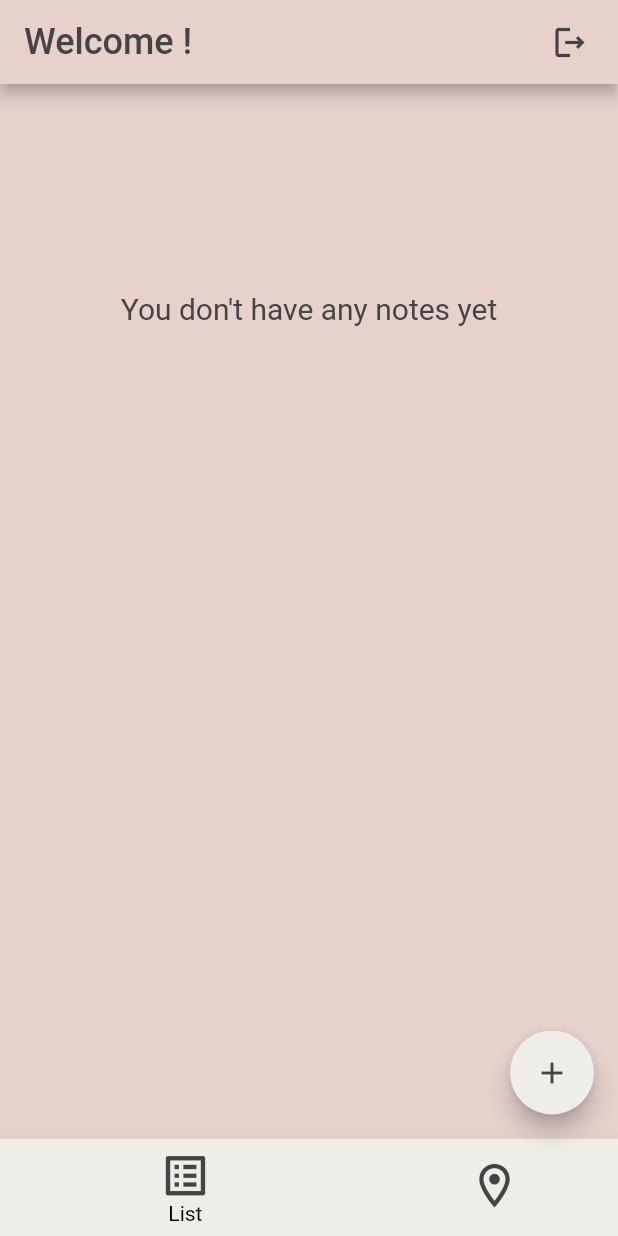
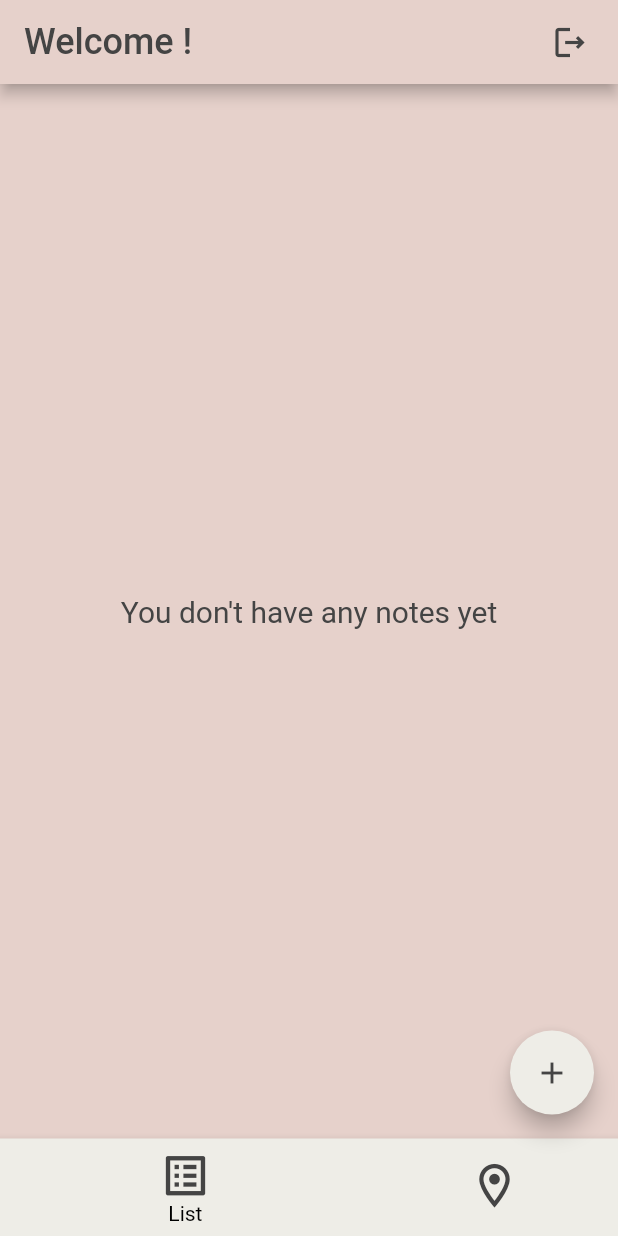
Before and after one commit to ofekco/notes_app, a Flutter app: the screen it shows once a user with an empty profile is signed in, on a phone screen of 412 x 824 dp. Run offline on Flutter 3.47's test engine with Material 2 defaults, Android fonts, the phone set to English and light mode, and no system bars; our stand-ins replace cloud_firestore, firebase_auth, firebase_core, google_maps_flutter, location; missing offline and left inert: dart:ffi; accounts and stored records are empty.

Commit message:
scrollview fixes

```diff
--- a/lib/screens/note_edit_screen.dart
+++ b/lib/screens/note_edit_screen.dart
@@ -79,7 +79,6 @@ class _NoteEditScreenState extends State<NoteEditScreen> {
       if(widget.isNew == false) {
         _deleteNote();
       }
-
       _editableNote.Title = _titleTextController.text;
       _editableNote.Body = _bodyTextController.text;
       _editableNote.UpdateDate = DateTime.now();
--- a/lib/widgets/notes_list_widget.dart
+++ b/lib/widgets/notes_list_widget.dart
@@ -15,7 +15,6 @@ class _NotesListState extends State<NotesList> {
   @override
   Widget build(BuildContext context) {
     return Container(
-      height: 300,
       child: StreamBuilder(
         stream: FirebaseFirestore.instance
             .collection('users')
```
